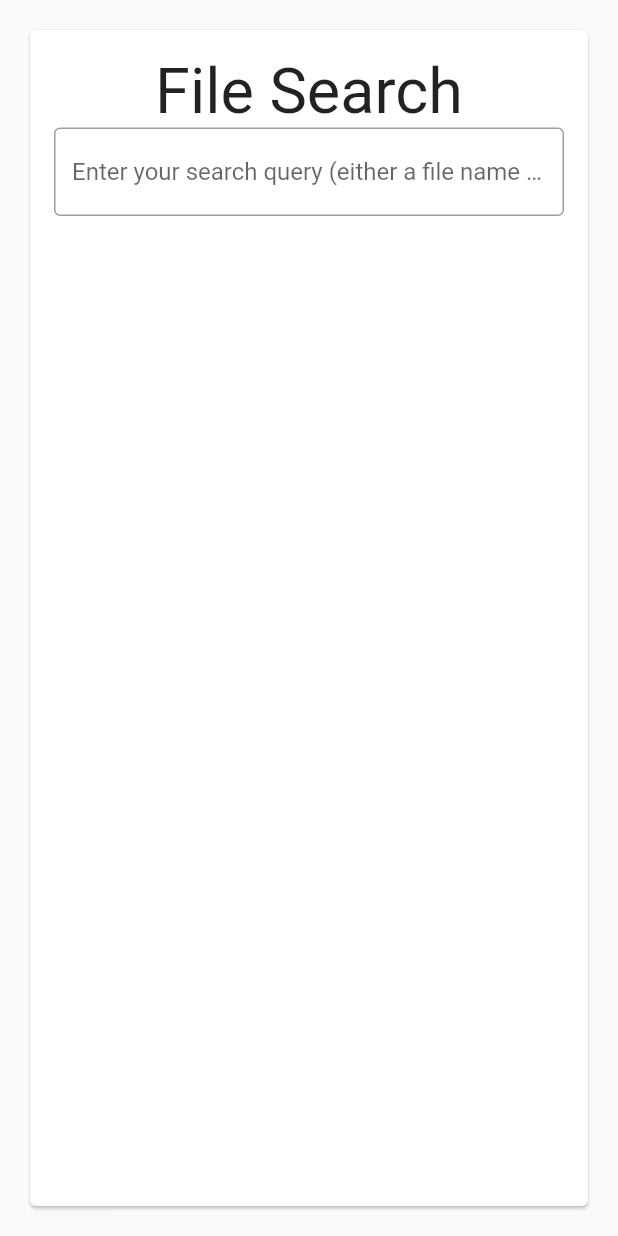
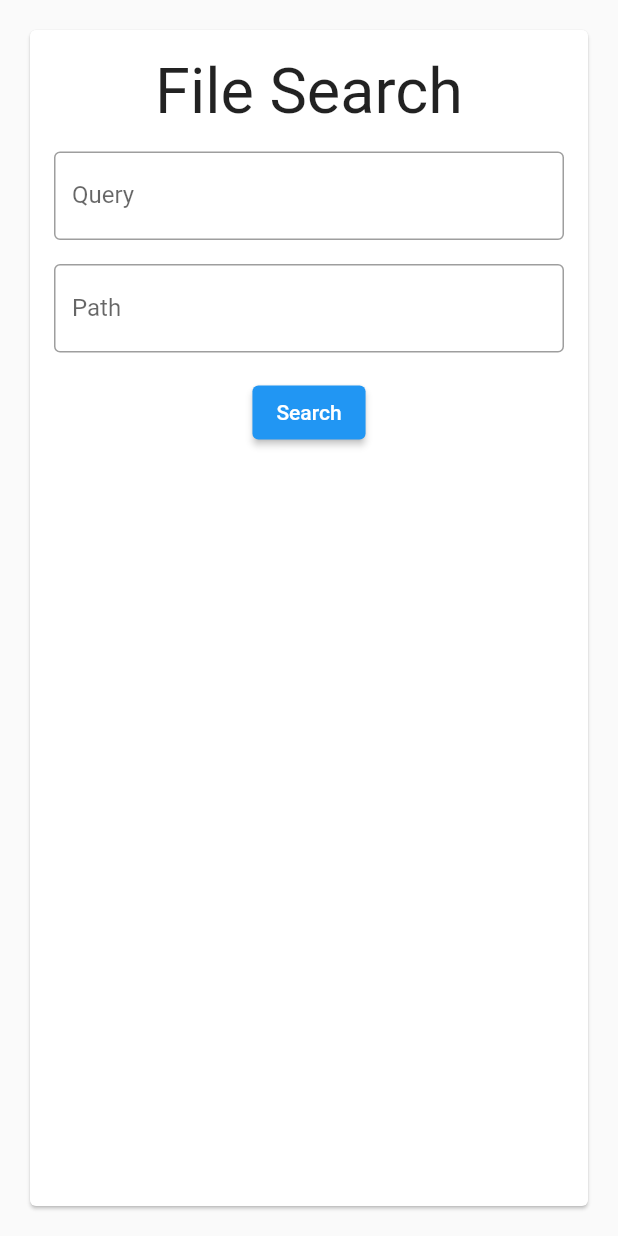
Before and after one commit to Dud3core-webdev/file_searcher, a Flutter app: the screen it shows after launch, on a phone screen of 412 x 824 dp. Run offline on Flutter 3.47's test engine with Material 2 defaults, Android fonts, the phone set to English and light mode, and no system bars; missing offline and left inert: window_size.

Commit message:
Started implementing form for search query

```diff
--- a/lib/widgets/search_query_widget.dart
+++ b/lib/widgets/search_query_widget.dart
@@ -9,11 +9,14 @@ class SearchQueryWidget extends StatefulWidget {
 }
 
 class _SearchQueryState extends State<SearchQueryWidget> {
-  final FileSearchRequest request = FileSearchRequest();
+
+  final FileSearchRequest _request = FileSearchRequest();
+  final GlobalKey<FormState> _formKey = GlobalKey<FormState>();
 
   @override
   Widget build(BuildContext context) {
     return Form(
+      key: _formKey,
       child: Padding(
         padding: const EdgeInsets.all(16.0),
         child: Card(
@@ -27,14 +30,38 @@ class _SearchQueryState extends State<SearchQueryWidget> {
                     mainAxisAlignment: MainAxisAlignment.start,
                     children: [
                       const Text('File Search', textScaleFactor: 3.00),
+                      const Padding(padding: EdgeInsets.only(bottom: 16.0)),
                       Flexible(
                         child: TextFormField(
                           validator: (value) => _validateFormField(value, 'Please enter a search query'),
                           decoration: const InputDecoration(
                             border: OutlineInputBorder(),
-                            hintText: 'Enter your search query (either a file name or string)'
+                            hintText: 'Enter your search query (either a file name or string)',
+                            labelText: 'Query'
                           ),
+                          onSaved: (String? value) {
+                            _request.searchTerm = value!;
+                          },
                         )
+                      ),
+                      const Padding(padding: EdgeInsets.only(bottom: 16.0)),
+                      Flexible(
+                          child: TextFormField(
+                            validator: (value) => _validateFormField(value, 'Please enter a search query'),
+                            decoration: const InputDecoration(
+                                border: OutlineInputBorder(),
+                                hintText: 'Enter the path you want to query (e.g. C:\\User\\Documents)',
+                                labelText: 'Path'
+                            ),
+                            onSaved: (String? value) {
+                              _request.basePath = value!;
+                            },
+                          )
+                      ),
+                      const Padding(padding: EdgeInsets.only(bottom: 16.0)),
+                      ElevatedButton(
+                        onPressed: () => print('Hello'),
+                        child: const Text('Search')
                       )
                     ],
                   )
@@ -47,6 +74,10 @@ class _SearchQueryState extends State<SearchQueryWidget> {
     );
   }
 
+  void submitForm() {
+
+  }
+
   String? _validateFormField(value, String errorMessage) {
     if (value.isEmpty) {
       return errorMessage;
```
